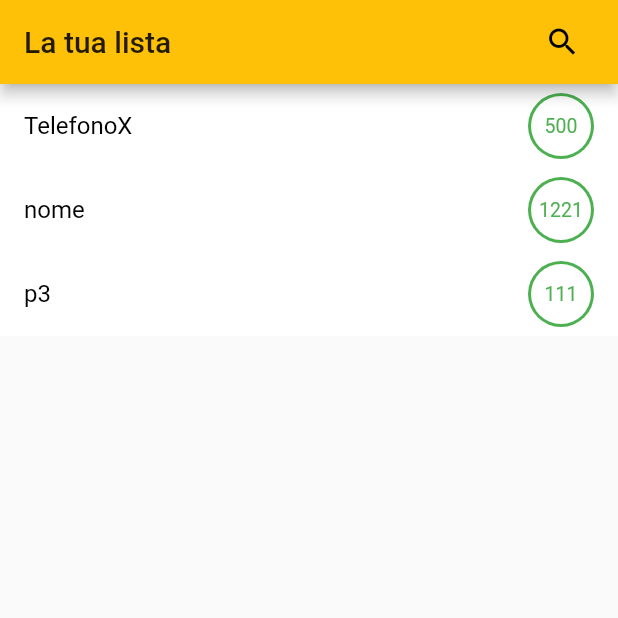
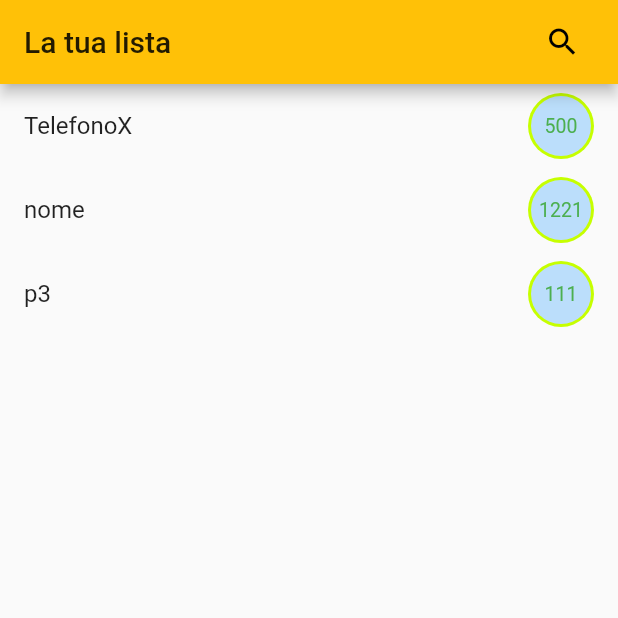
Before and after one commit to Zuccante-Web-App/Tracky, a Flutter app: the screen it shows after launch, on a phone screen of 412 x 824 dp, the top half of it. Run offline on Flutter 3.47's test engine with Material 2 defaults, Android fonts, the phone set to English and light mode, and no system bars; drawn by our look-alikes of flutter_slidable; our stand-ins replace outline_material_icons; missing offline and left inert: dart:js.

Commit message:
Modified Search

```diff
--- a/tracky/lib/UI/Screen/List/SlidableListItemWidget.dart
+++ b/tracky/lib/UI/Screen/List/SlidableListItemWidget.dart
@@ -1,3 +1,5 @@
+import 'dart:js';
+
 import 'package:flutter/material.dart';
 import 'package:flutter_slidable/flutter_slidable.dart';
 import 'package:outline_material_icons/outline_material_icons.dart';
@@ -7,7 +9,9 @@ IconData star = OMIcons.starBorder;
 bool isFavourite = true;
 
 class SlidableListItemWidget extends StatefulWidget {
+
   String nome;
+  String produttore;
   int prezzo;
   int index;
   GlobalKey<AnimatedListState> _productList;
@@ -25,28 +29,41 @@ class SlidableListItemWidget extends StatefulWidget {
 class _SlidableListItemWidgetState extends State<SlidableListItemWidget> {
   @override
   Widget build(BuildContext context) {
+    final Brightness brightnessValue = MediaQuery.of(context).platformBrightness;
+    bool isDark = brightnessValue == Brightness.dark;
+    Color circleColorGreen;
+    Color circleColorRed;
+    //**Color */
+    if(isDark){
+      circleColorGreen = Colors.limeAccent[400];
+      circleColorRed = Colors.deepOrange;
+    }
+    else{
+      circleColorGreen = Colors.green;
+      circleColorRed = Colors.red;
+    }
+
+
+
     return Slidable(
       actionPane: SlidableDrawerActionPane(),
       actionExtentRatio: 0.25,
       child: Container(
-        color: Colors.white,
         child: ListTile(
           title: Text(
             widget.nome,
-            style: TextStyle(color: Colors.black),
           ),
           trailing: Container(
             child: CircleAvatar(
-              backgroundColor: Colors.white,
-              foregroundColor: Colors.green,
-              child: Text(
+              foregroundColor: circleColorGreen,
+                  child: Text(
                 widget.prezzo.toString(),
                 style: TextStyle(fontSize: 13),
               ),
             ),
             padding: EdgeInsets.all(2.0),
             decoration: BoxDecoration(
-              color: Colors.green,
+              color: Colors.limeAccent[400],
               shape: BoxShape.circle,
             ),
           ),
@@ -67,6 +84,8 @@ class _SlidableListItemWidgetState extends State<SlidableListItemWidget> {
       ],
     );
   }
+
+
 
   Widget _buildItem(Product product, Animation animation) {
     return SizeTransition(
--- a/tracky/lib/UI/Screen/Search/SearchPageWidget.dart
+++ b/tracky/lib/UI/Screen/Search/SearchPageWidget.dart
@@ -1,7 +1,11 @@
 import 'package:flutter/material.dart';
+import 'package:http/http.dart';
 import 'package:outline_material_icons/outline_material_icons.dart';
+import 'package:tracky/Services/Network/Api/APIResponse.dart';
+import 'package:tracky/Services/Network/Api/Simple/Product.dart' as p;
 import 'package:tracky/UI/Screen/HomePageWidget.dart';
 import 'package:tracky/UI/Screen/List/SlidableListWidget.dart';
+import 'package:tracky/Services/Network/Api/Api.dart' as api;
 
 var border = OutlineInputBorder(borderRadius: BorderRadius.circular(32.0));
 
@@ -36,9 +40,20 @@ class _MySearchPageState extends State<MySearchPage> {
                   decoration: InputDecoration(
                     hintText: "Search Product",
                     border: border,
-                  )))
+                  ))),
+          IconButton(
+            icon: Icon(OMIcons.search),
+             onPressed: getProduct)
         ]),
       ],
     ));
   }
+
+  void getProduct(){
+
+    Future<APIResponse<p.Product>> product = api.getProductByLink(searchBar.text);
+    product.then((res){
+
+    });
+  }
 }
--- a/tracky/lib/main.dart
+++ b/tracky/lib/main.dart
@@ -10,9 +10,9 @@ class MyApp extends StatelessWidget {
       title: 'Tracky',
       debugShowCheckedModeBanner: false,
       theme:
-          ThemeData(brightness: Brightness.light, primaryColor: Colors.amber),
+          ThemeData(brightness: Brightness.light, primaryColor: Colors.amber, textTheme: Typography(platform: TargetPlatform.android).black),
       darkTheme:
-          ThemeData(brightness: Brightness.dark, primaryColor: Colors.amber),
+          ThemeData(brightness: Brightness.dark, primaryColor: Colors.amber, textTheme: Typography(platform: TargetPlatform.android).black),
       home: HomePageWidget(),
     );
   }
```
